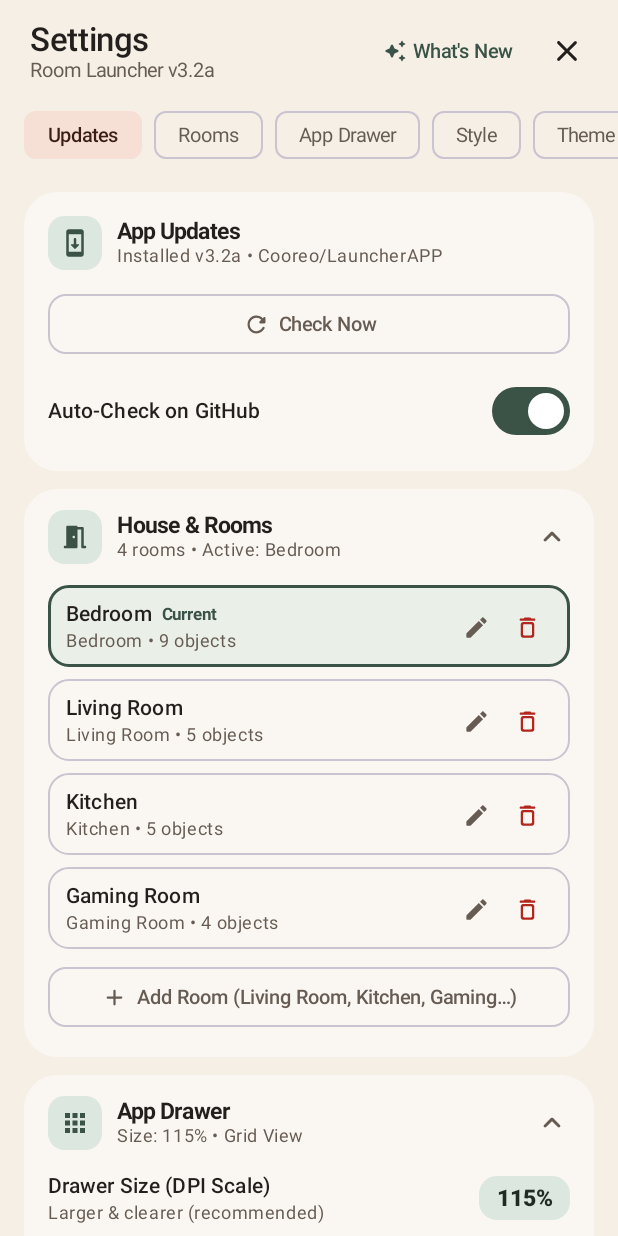
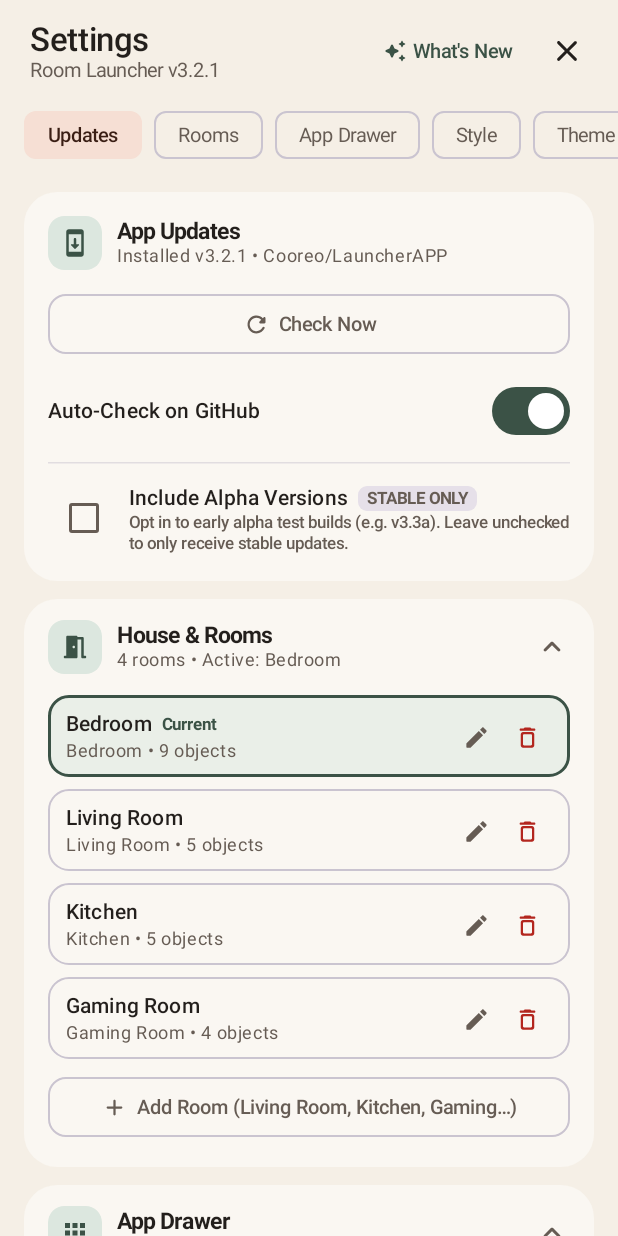
Before and after one commit to Cooreo/LauncherAPP, an Android app built with Jetpack Compose: the composable SettingsSheet shown on its own in the app's theme, on a phone screen of 412 x 824 dp. Run offline under Robolectric (Android 15) with nearby library versions, the phone set to English and light mode, and no system bars; network calls fail.

Commit message:
v3.2.1: Add opt-in Include Alpha Versions checkbox in App Updates
Co-authored-by: arena-agent <297053741+arena-agent@users.noreply.github.com>

```diff
--- a/app/build.gradle.kts
+++ b/app/build.gradle.kts
@@ -13,8 +13,8 @@ android {
         applicationId = "com.roomlauncher.app"
         minSdk = 26
         targetSdk = 35
-        versionCode = 21
-        versionName = "3.2a"
+        versionCode = 22
+        versionName = "3.2.1"
 
         testInstrumentationRunner = "androidx.test.runner.AndroidJUnitRunner"
         vectorDrawables {
--- a/app/src/main/java/com/roomlauncher/app/MainActivity.kt
+++ b/app/src/main/java/com/roomlauncher/app/MainActivity.kt
@@ -223,6 +223,7 @@ private fun RoomLauncherRoot(
                 onOpenActiveMusicApp = viewModel::openActiveMusicApp,
                 onRetryLyrics = viewModel::retryFetchLyrics,
                 onToggleAutoCheckUpdates = viewModel::setAutoCheckUpdatesEnabled,
+                onToggleIncludeAlphaUpdates = viewModel::setIncludeAlphaUpdates,
                 onCheckForUpdates = { viewModel.checkForUpdates(userInitiated = true) },
                 onShowUpdatePopup = viewModel::showUpdatePopup,
                 onDismissUpdatePopup = viewModel::dismissUpdatePopup,
--- a/app/src/main/java/com/roomlauncher/app/data/RoomModels.kt
+++ b/app/src/main/java/com/roomlauncher/app/data/RoomModels.kt
@@ -121,6 +121,8 @@ data class RoomConfig(
     val musicDefaultMode: MusicDisplayMode = MusicDisplayMode.VISUALIZER,
     val audioReactiveVisualizerEnabled: Boolean = false,
     val autoCheckUpdatesEnabled: Boolean = true,
+    /** Opt-in flag to receive alpha/pre-release updates (e.g. v3.2a, v3.3a). Off by default so regular users only see stable releases. */
+    val includeAlphaUpdates: Boolean = false,
     val weatherEnabled: Boolean = true,
     val mirrorHomeWallpaper: Boolean = false,
     val framePhotoPath: String? = null,
--- a/app/src/main/java/com/roomlauncher/app/ui/room/RoomScreen.kt
+++ b/app/src/main/java/com/roomlauncher/app/ui/room/RoomScreen.kt
@@ -180,6 +180,7 @@ fun RoomScreen(
     onOpenActiveMusicApp: () -> Unit,
     onRetryLyrics: () -> Unit,
     onToggleAutoCheckUpdates: (Boolean) -> Unit,
+    onToggleIncludeAlphaUpdates: (Boolean) -> Unit,
     onCheckForUpdates: () -> Unit,
     onShowUpdatePopup: () -> Unit,
     onDismissUpdatePopup: () -> Unit,
@@ -776,6 +777,7 @@ fun RoomScreen(
                 onOpenNotificationAccess = onOpenNotificationAccess,
                 onPreviewMusicVisualizer = onPreviewMusicVisualizer,
                 onToggleAutoCheckUpdates = onToggleAutoCheckUpdates,
+                onToggleIncludeAlphaUpdates = onToggleIncludeAlphaUpdates,
                 onCheckForUpdates = onCheckForUpdates,
                 onShowUpdatePopup = onShowUpdatePopup,
                 onDismissUpdatePopup = onDismissUpdatePopup,
--- a/app/src/main/java/com/roomlauncher/app/ui/settings/SettingsSheet.kt
+++ b/app/src/main/java/com/roomlauncher/app/ui/settings/SettingsSheet.kt
@@ -63,6 +63,8 @@ import androidx.compose.material3.AlertDialog
 import androidx.compose.material3.Button
 import androidx.compose.material3.Card
 import androidx.compose.material3.CardDefaults
+import androidx.compose.material3.Checkbox
+import androidx.compose.material3.CheckboxDefaults
 import androidx.compose.material3.CircularProgressIndicator
 import androidx.compose.material3.FilterChip
 import androidx.compose.material3.HorizontalDivider
@@ -155,6 +157,7 @@ fun SettingsSheet(
     onOpenNotificationAccess: () -> Unit,
     onPreviewMusicVisualizer: () -> Unit,
     onToggleAutoCheckUpdates: (Boolean) -> Unit,
+    onToggleIncludeAlphaUpdates: (Boolean) -> Unit,
     onCheckForUpdates: () -> Unit,
     onShowUpdatePopup: () -> Unit,
     onDismissUpdatePopup: () -> Unit,
@@ -356,10 +359,15 @@ fun SettingsSheet(
                             }
                         }
                         upd.isChecking -> "Checking GitHub for new releases…"
-                        upd.availableUpdate != null ->
-                            "New update ready: v${upd.availableUpdate.versionName}!"
+                        upd.availableUpdate != null -> {
+                            val tag = if (upd.availableUpdate.isPreRelease) " (Alpha)" else ""
+                            "New update ready: v${upd.availableUpdate.versionName}$tag!"
+                        }
                         upd.errorMessage != null -> upd.errorMessage
-                        upd.isUpToDate -> "Up to date (v${upd.currentVersion})"
+                        upd.isUpToDate -> {
+                            val channel = if (uiState.config.includeAlphaUpdates) "Alpha + Stable" else "Stable"
+                            "Up to date (v${upd.currentVersion} • $channel)"
+                        }
                         else -> "Installed v${upd.currentVersion} • Cooreo/LauncherAPP"
                     }
 
@@ -386,7 +394,13 @@ fun SettingsSheet(
                                             modifier = Modifier.size(18.dp)
                                         )
                                         Spacer(modifier = Modifier.width(6.dp))
-                                        Text("Update v${upd.availableUpdate.versionName}")
+                                        Text(
+                                            if (upd.availableUpdate.isPreRelease) {
+                                                "Alpha v${upd.availableUpdate.versionName}"
+                                            } else {
+                                                "Update v${upd.availableUpdate.versionName}"
+                                            }
+                                        )
                                     }
                                 }
                                 OutlinedButton(
@@ -437,6 +451,68 @@ fun SettingsSheet(
                                     checked = uiState.config.autoCheckUpdatesEnabled,
                                     onCheckedChange = onToggleAutoCheckUpdates
                                 )
+                            }
+
+                            HorizontalDivider(
+                                color = MaterialTheme.colorScheme.outlineVariant.copy(alpha = 0.5f)
+                            )
+
+                            // Opt-in Alpha / Pre-Release checkbox (unchecked by default)
+                            Row(
+                                modifier = Modifier
+                                    .fillMaxWidth()
+                                    .clip(RoundedCornerShape(12.dp))
+                                    .clickable {
+                                        onToggleIncludeAlphaUpdates(!uiState.config.includeAlphaUpdates)
+                                    }
+                                    .padding(vertical = 2.dp),
+                                verticalAlignment = Alignment.CenterVertically,
+                                horizontalArrangement = Arrangement.spacedBy(6.dp)
+                            ) {
+                                Checkbox(
+                                    checked = uiState.config.includeAlphaUpdates,
+                                    onCheckedChange = onToggleIncludeAlphaUpdates,
+                                    colors = CheckboxDefaults.colors(
+                                        checkedColor = MaterialTheme.colorScheme.primary
+                                    )
+                                )
+                                Column(modifier = Modifier.weight(1f)) {
+                                    Row(
+                                        verticalAlignment = Alignment.CenterVertically,
+                                        horizontalArrangement = Arrangement.spacedBy(6.dp)
+                                    ) {
+                                        Text(
+                                            text = "Include Alpha Versions",
+                                            style = MaterialTheme.typography.titleSmall,
+                                            fontWeight = FontWeight.SemiBold
+                                        )
+                                        Surface(
+                                            shape = RoundedCornerShape(6.dp),
+                                            color = if (uiState.config.includeAlphaUpdates) {
+                                                MaterialTheme.colorScheme.tertiaryContainer
+                                            } else {
+                                                MaterialTheme.colorScheme.surfaceContainerHighest
+                                            }
+                                        ) {
+                                            Text(
+                                                text = if (uiState.config.includeAlphaUpdates) "ALPHA ON" else "STABLE ONLY",
+                                                style = MaterialTheme.typography.labelSmall,
+                                                fontWeight = FontWeight.Bold,
+                                                color = if (uiState.config.includeAlphaUpdates) {
+                                                    MaterialTheme.colorScheme.onTertiaryContainer
+                                                } else {
+                                                    MaterialTheme.colorScheme.onSurfaceVariant
+                                                },
+                                                modifier = Modifier.padding(horizontal = 6.dp, vertical = 2.dp)
+                                            )
+                                        }
+                                    }
+                                    Text(
+                                        text = "Opt in to early alpha test builds (e.g. v3.3a). Leave unchecked to only receive stable updates.",
+                                        style = MaterialTheme.typography.labelSmall,
+                                        color = MaterialTheme.colorScheme.onSurfaceVariant
+                                    )
+                                }
                             }
                         }
                     }
@@ -1850,10 +1926,10 @@ fun SettingsSheet(
             },
             title = {
                 Text(
-                    text = if (upd.signatureConflict) {
-                        "One-Time Key Upgrade"
-                    } else {
-                        "Update Available (v${availableUpdate.versionName})"
+                    text = when {
+                        upd.signatureConflict -> "One-Time Key Upgrade"
+                        availableUpdate.isPreRelease -> "Alpha Update Available (v${availableUpdate.versionName})"
+                        else -> "Update Available (v${availableUpdate.versionName})"
                     },
                     fontWeight = FontWeight.Bold
                 )
```
Also changed, not shown: app/src/main/java/com/roomlauncher/app/data/AppUpdateRepository.kt (+54 -19 lines), app/src/main/java/com/roomlauncher/app/data/ChangelogData.kt (+11 -1 lines), app/src/main/java/com/roomlauncher/app/ui/RoomLauncherViewModel.kt (+22 -1 lines), 4 other files.
